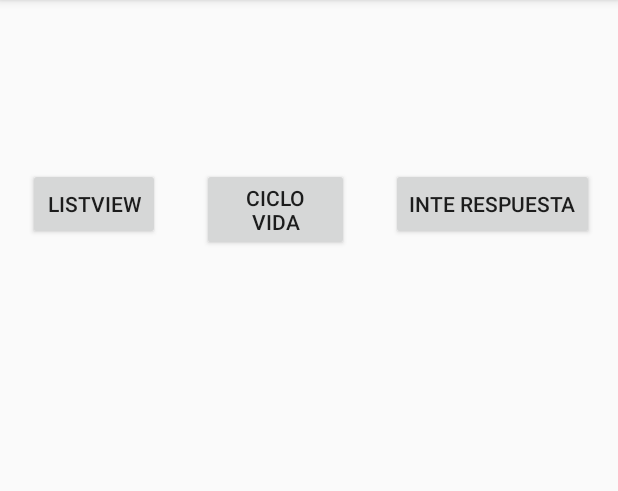
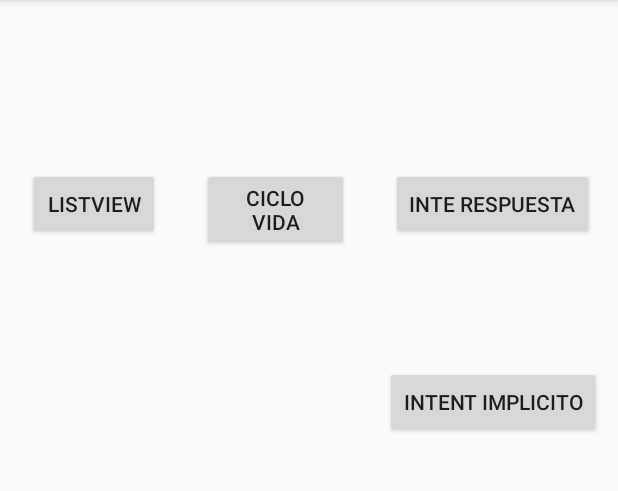
Before and after one commit to 2020-A-Moviles-GR1/mov-reinoso-alvarado-washington-paul, an Android app: the screen it shows after launch (MainActivity), on a phone screen of 412 x 824 dp, the part 84-575 px from its top. Run offline under Robolectric (Android 15) with nearby library versions, the phone set to English and light mode, and no system bars.

Commit message:
intents explicito e implicito

```diff
--- a/02-android/app/src/main/res/layout/activity_main.xml
+++ b/02-android/app/src/main/res/layout/activity_main.xml
@@ -40,4 +40,14 @@
         app:layout_constraintStart_toEndOf="@+id/btn_ciclo_vida"
         app:layout_constraintTop_toTopOf="@+id/btn_ciclo_vida"
         app:layout_constraintVertical_bias="0.0" />
+
+    <Button
+        android:id="@+id/btn_intent_implicito"
+        android:layout_width="wrap_content"
+        android:layout_height="wrap_content"
+        android:layout_marginTop="84dp"
+        android:text="Intent implicito"
+        app:layout_constraintEnd_toEndOf="@+id/btn_intent_respuesta"
+        app:layout_constraintStart_toStartOf="@+id/btn_intent_respuesta"
+        app:layout_constraintTop_toBottomOf="@+id/btn_intent_respuesta" />
 </androidx.constraintlayout.widget.ConstraintLayout>
```
Also changed, not shown: 02-android/app/src/main/AndroidManifest.xml (+9 -1 lines), 02-android/app/src/main/java/com/example/moviles_1/IntentEnviaParametrosActivity.kt (+24 -0 lines), 02-android/app/src/main/java/com/example/moviles_1/MainActivity.kt (+23 -0 lines).
